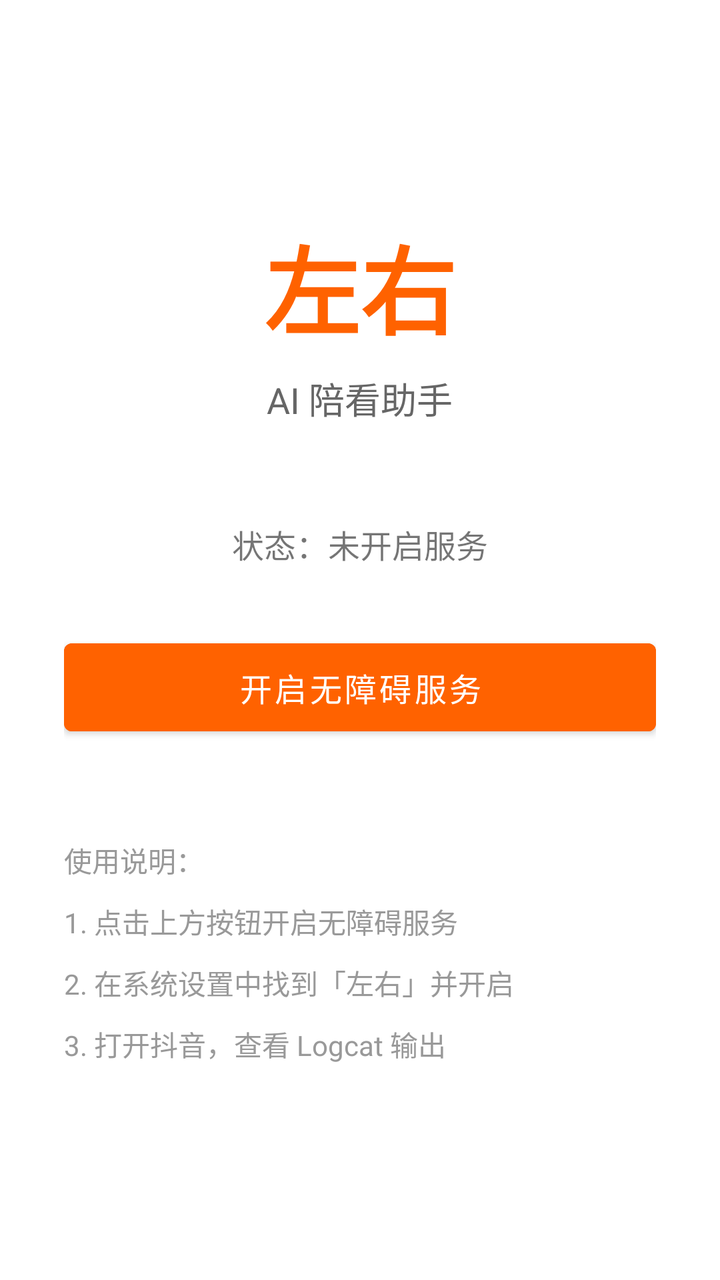
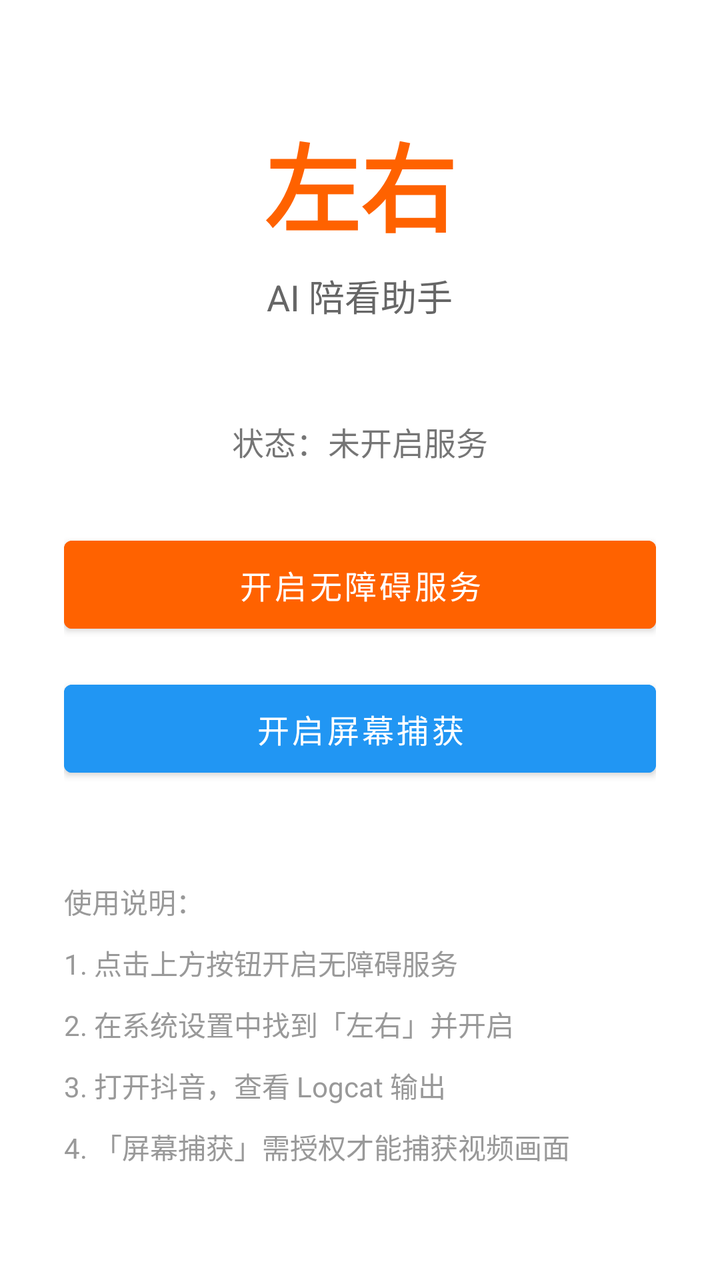

Compare the two renders of this Android layout. The source of the first and the diff that turns it into the second are given below.
<!-- AndroidManifest.xml: application theme Theme.ZuoYou -->
<!-- res/layout/activity_main.xml -->
<?xml version="1.0" encoding="utf-8"?>
<LinearLayout xmlns:android="http://schemas.android.com/apk/res/android"
    android:layout_width="match_parent"
    android:layout_height="match_parent"
    android:orientation="vertical"
    android:gravity="center"
    android:padding="32dp">

    
    <TextView
        android:layout_width="wrap_content"
        android:layout_height="wrap_content"
        android:text="左右"
        android:textSize="48sp"
        android:textStyle="bold"
        android:textColor="#FF6200"
        android:layout_marginBottom="8dp" />

    <TextView
        android:layout_width="wrap_content"
        android:layout_height="wrap_content"
        android:text="AI 陪看助手"
        android:textSize="18sp"
        android:textColor="#666666"
        android:layout_marginBottom="48dp" />

    
    <TextView
        android:id="@+id/statusText"
        android:layout_width="wrap_content"
        android:layout_height="wrap_content"
        android:text="状态：未开启服务"
        android:textSize="16sp"
        android:layout_marginBottom="32dp" />

    
    <Button
        android:id="@+id/toggleButton"
        android:layout_width="match_parent"
        android:layout_height="56dp"
        android:text="开启无障碍服务"
        android:textSize="16sp"
        android:backgroundTint="#FF6200" />

    
    <TextView
        android:layout_width="match_parent"
        android:layout_height="wrap_content"
        android:text="使用说明：\n1. 点击上方按钮开启无障碍服务\n2. 在系统设置中找到「左右」并开启\n3. 打开抖音，查看 Logcat 输出"
        android:textSize="14sp"
        android:textColor="#999999"
        android:lineSpacingMultiplier="1.5"
        android:layout_marginTop="48dp" />

</LinearLayout>
<!-- resources referenced by this layout -->
<resources>
  <style name="Theme.ZuoYou" parent="Theme.MaterialComponents.DayNight.DarkActionBar">
          <item name="colorPrimary">#FF6200</item>
          <item name="colorPrimaryVariant">#E55A00</item>
          <item name="colorOnPrimary">#FFFFFF</item>
          <item name="colorSecondary">#03DAC5</item>
          <item name="colorSecondaryVariant">#018786</item>
          <item name="colorOnSecondary">#000000</item>
      </style>
</resources>

<!-- the commit's change to res/layout/activity_main.xml (unified diff, before → after) -->
@@ -35,7 +35,7 @@
 
     
     <Button
-        android:id="@+id/toggleButton"
+        android:id="@+id/accessibilityButton"
         android:layout_width="match_parent"
         android:layout_height="56dp"
         android:text="开启无障碍服务"
@@ -43,10 +43,20 @@
         android:backgroundTint="#FF6200" />
 
     
+    <Button
+        android:id="@+id/screenCaptureButton"
+        android:layout_width="match_parent"
+        android:layout_height="56dp"
+        android:text="开启屏幕捕获"
+        android:textSize="16sp"
+        android:backgroundTint="#2196F3"
+        android:layout_marginTop="16dp" />
+
+    
     <TextView
         android:layout_width="match_parent"
         android:layout_height="wrap_content"
-        android:text="使用说明：\n1. 点击上方按钮开启无障碍服务\n2. 在系统设置中找到「左右」并开启\n3. 打开抖音，查看 Logcat 输出"
+        android:text="使用说明：\n1. 点击上方按钮开启无障碍服务\n2. 在系统设置中找到「左右」并开启\n3. 打开抖音，查看 Logcat 输出\n4. 「屏幕捕获」需授权才能捕获视频画面"
         android:textSize="14sp"
         android:textColor="#999999"
         android:lineSpacingMultiplier="1.5"
